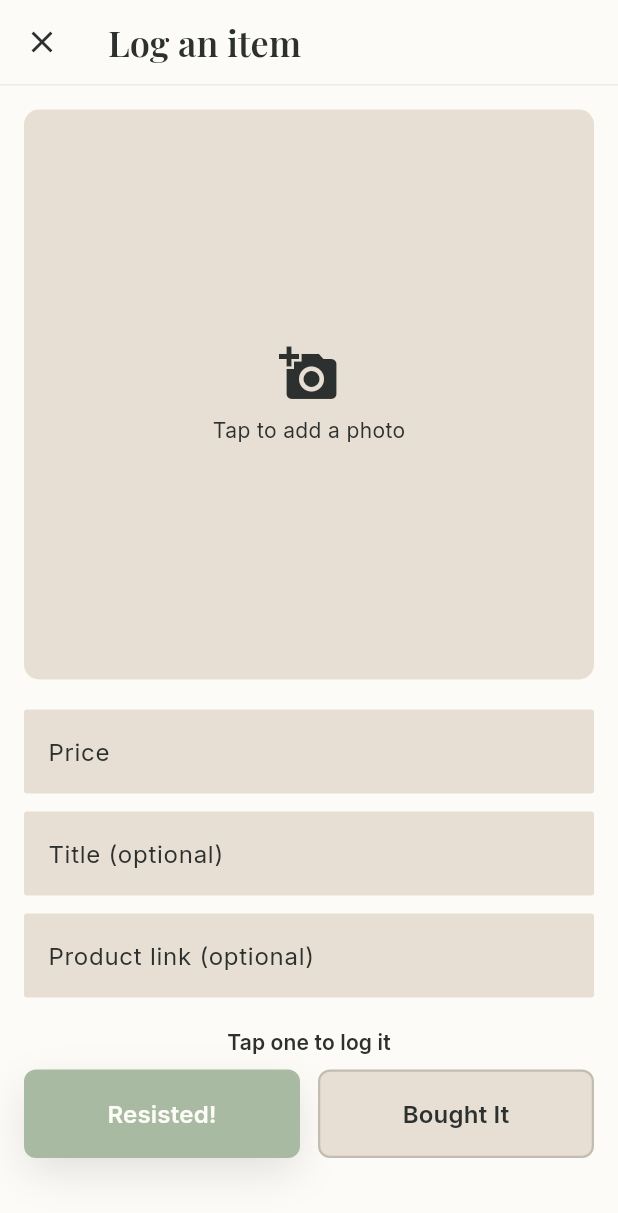
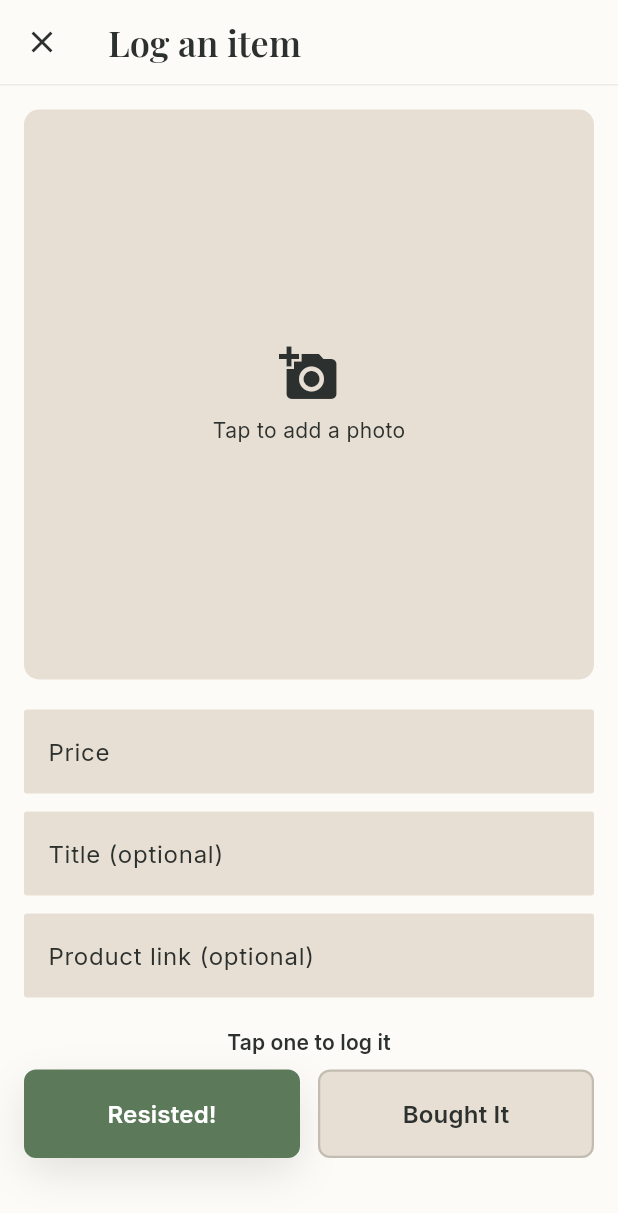
Before and after one commit to aellae/skip., a Flutter app: the screen it shows after launch, after a tap on the "add a photo" icon, on a phone screen of 412 x 824 dp. Shown: the top 1213 px of the screen. Run offline on Flutter 3.47's test engine with Material 3 defaults, Android fonts, the phone set to English and light mode, and no system bars; our stand-ins replace audioplayers, confetti, csv, file_picker, fl_chart, google_fonts and 4 more; accounts and stored records are empty.

Commit message:
feat: add spacing constants, improve color contrast handling, and enhance item detail animations

```diff
--- a/lib/core/constants/app_colors.dart
+++ b/lib/core/constants/app_colors.dart
@@ -13,8 +13,8 @@ class AppColors {
   static const minimalSilkBeige = Color(0xFFE7DFD3);
   static const minimalChampagne = Color(0xFFE9D5A5);
   static const minimalSoftWhite = Color(0xFFFDFBF7);
-  static const minimalSaved = Color(0xFFA8BBA2);
-  static const minimalSpent = Color(0xFFE7BEBE);
+  static const minimalSaved = Color(0xFF5C7A5A);
+  static const minimalSpent = Color(0xFFA35656);
 
   // Bratz Y2K ("SKIP!")
   static const y2kHotMagenta = Color(0xFFFF007F);
@@ -23,6 +23,6 @@ class AppColors {
   static const y2kGlitterPink = Color(0xFFFFD1EC);
   static const y2kBlack = Color(0xFF181022);
   static const y2kSaved = Color(0xFF00E5A0);
-  static const y2kSpent = Color(0xFF6B003B);
+  static const y2kSpent = Color(0xFFFF6B4A);
   static const y2kDeepSurface = Color(0xFF241A33);
 }
--- /dev/null
+++ b/lib/core/theme/contrast.dart
@@ -0,0 +1,25 @@
+import 'package:flutter/material.dart';
+
+/// WCAG relative-luminance contrast ratio between two colors, in [1, 21].
+double contrastRatio(Color a, Color b) {
+  final luminanceA = a.computeLuminance();
+  final luminanceB = b.computeLuminance();
+  final lighter = luminanceA > luminanceB ? luminanceA : luminanceB;
+  final darker = luminanceA > luminanceB ? luminanceB : luminanceA;
+  return (lighter + 0.05) / (darker + 0.05);
+}
+
+/// Picks whichever of [light]/[dark] has the higher WCAG contrast ratio
+/// against [background] — for choosing legible text/icon color on top of an
+/// arbitrary fill (e.g. a status color used as a selected toggle's
+/// background) without hardcoding an assumption about that fill's
+/// brightness.
+Color bestOnColor(
+  Color background, {
+  Color light = Colors.white,
+  Color dark = Colors.black,
+}) {
+  return contrastRatio(background, light) >= contrastRatio(background, dark)
+      ? light
+      : dark;
+}
--- /dev/null
+++ b/lib/core/widgets/animated_count_up.dart
@@ -0,0 +1,70 @@
+import 'package:flutter/material.dart';
+
+import '../utils/currency_formatter.dart';
+
+/// Animates [value] counting up/down to its new total whenever it changes,
+/// formatted via [formatCurrency].
+///
+/// Deliberately keeps its own [AnimationController] rather than using
+/// `TweenAnimationBuilder(tween: Tween(begin: 0, end: value))` — `Tween`
+/// doesn't override `==`, so a fresh `Tween` literal is a different identity
+/// on every rebuild, which would restart the count from 0 on any unrelated
+/// rebuild rather than only on a real value change.
+class AnimatedCountUp extends StatefulWidget {
+  final double value;
+  final TextStyle? style;
+
+  const AnimatedCountUp({super.key, required this.value, this.style});
+
+  @override
+  State<AnimatedCountUp> createState() => _AnimatedCountUpState();
+}
+
+class _AnimatedCountUpState extends State<AnimatedCountUp>
+    with SingleTickerProviderStateMixin {
+  late final AnimationController _controller = AnimationController(
+    vsync: this,
+    duration: const Duration(milliseconds: 400),
+  );
+  late Animation<double> _animation;
+  late double _lastValue;
+
+  Animation<double> _buildAnimation(double begin, double end) {
+    return Tween(
+      begin: begin,
+      end: end,
+    ).animate(CurvedAnimation(parent: _controller, curve: Curves.easeOutCubic));
+  }
+
+  @override
+  void initState() {
+    super.initState();
+    _lastValue = widget.value;
+    _animation = _buildAnimation(widget.value, widget.value);
+  }
+
+  @override
+  void didUpdateWidget(covariant AnimatedCountUp oldWidget) {
+    super.didUpdateWidget(oldWidget);
+    if (widget.value != _lastValue) {
+      _animation = _buildAnimation(_lastValue, widget.value);
+      _lastValue = widget.value;
+      _controller.forward(from: 0);
+    }
+  }
+
+  @override
+  void dispose() {
+    _controller.dispose();
+    super.dispose();
+  }
+
+  @override
+  Widget build(BuildContext context) {
+    return AnimatedBuilder(
+      animation: _animation,
+      builder: (context, _) =>
+          Text(formatCurrency(_animation.value), style: widget.style),
+    );
+  }
+}
--- a/lib/features/home/widgets/summary_cards.dart
+++ b/lib/features/home/widgets/summary_cards.dart
@@ -1,7 +1,7 @@
 import 'package:flutter/material.dart';
 
 import '../../../core/theme/app_themes.dart';
-import '../../../core/utils/currency_formatter.dart';
+import '../../../core/widgets/animated_count_up.dart';
 import '../../../core/widgets/skip_card.dart';
 
 /// The two headline financial status cards: Total Saved and Total Spent.
@@ -76,8 +76,8 @@ class _SummaryCard extends StatelessWidget {
         children: [
           Text(label, style: theme.textTheme.labelLarge),
           const SizedBox(height: 8),
-          Text(
-            formatCurrency(amount),
+          AnimatedCountUp(
+            value: amount,
             style: theme.textTheme.headlineSmall?.copyWith(color: color),
           ),
         ],
--- a/lib/features/insights/insights_screen.dart
+++ b/lib/features/insights/insights_screen.dart
@@ -1,6 +1,7 @@
 import 'package:flutter/material.dart';
 import 'package:provider/provider.dart';
 
+import '../../core/constants/app_spacing.dart';
 import '../../core/widgets/skip_app_bar.dart';
 import '../../core/widgets/status_indicator.dart';
 import '../../data/items_provider.dart';
@@ -30,7 +31,7 @@ class InsightsScreen extends StatelessWidget {
               savedLabel: "This Month's Savings",
               spentLabel: "This Month's Spent",
             ),
-            const SizedBox(height: 32),
+            const SizedBox(height: AppSpacing.sectionGap),
             Text('Last 6 Months', style: theme.textTheme.labelLarge),
             const SizedBox(height: 8),
             Row(
--- a/lib/features/insights/widgets/monthly_bar_chart.dart
+++ b/lib/features/insights/widgets/monthly_bar_chart.dart
@@ -64,10 +64,7 @@ class MonthlyBarChart extends StatelessWidget {
                   : skipTheme.spentColor;
               return BarTooltipItem(
                 formatCurrencyCompact(rod.toY),
-                (axisStyle ?? const TextStyle()).copyWith(
-                  color: statusColor,
-                  fontWeight: FontWeight.w600,
-                ),
+                (axisStyle ?? const TextStyle()).copyWith(color: statusColor),
               );
             },
           ),
--- a/lib/features/item_entry/item_entry_screen.dart
+++ b/lib/features/item_entry/item_entry_screen.dart
@@ -78,6 +78,7 @@ class _ItemEntryScreenState extends State<ItemEntryScreen> {
   }
 
   void _showImageSourceSheet() {
+    final accent = Theme.of(context).colorScheme.primary;
     showModalBottomSheet<void>(
       context: context,
       builder: (sheetContext) => SafeArea(
@@ -87,14 +88,14 @@ class _ItemEntryScreenState extends State<ItemEntryScreen> {
             TapScale(
               onTap: () => _pickImage(ImageSource.camera),
               child: ListTile(
-                leading: const Icon(Icons.camera_alt),
+                leading: Icon(Icons.camera_alt, color: accent),
                 title: const Text('Camera'),
               ),
             ),
             TapScale(
               onTap: () => _pickImage(ImageSource.gallery),
               child: ListTile(
-                leading: const Icon(Icons.photo_library),
+                leading: Icon(Icons.photo_library, color: accent),
                 title: const Text('Gallery'),
               ),
             ),
@@ -158,7 +159,7 @@ class _ItemEntryScreenState extends State<ItemEntryScreen> {
             child: Column(
               crossAxisAlignment: CrossAxisAlignment.stretch,
               children: [
-                GestureDetector(
+                TapScale(
                   onTap: _isPickingImage ? null : _showImageSourceSheet,
                   child: AspectRatio(
                     aspectRatio: 1,
@@ -176,15 +177,22 @@ class _ItemEntryScreenState extends State<ItemEntryScreen> {
                             : null,
                       ),
                       clipBehavior: Clip.antiAlias,
+                      child: AnimatedSwitcher(
+                        duration: const Duration(milliseconds: 220),
                         child: _isPickingImage
-                          ? const Center(child: CircularProgressIndicator())
+                            ? const Center(
+                                key: ValueKey('loading'),
+                                child: CircularProgressIndicator(),
+                              )
                             : _previewFile != null
                             ? Image.file(
                                 _previewFile!,
+                                key: ValueKey(_previewFile!.path),
                                 fit: BoxFit.cover,
                                 cacheWidth: 800,
                               )
                             : Center(
+                                key: const ValueKey('placeholder'),
                                 child: Column(
                                   mainAxisSize: MainAxisSize.min,
                                   children: [
@@ -195,6 +203,7 @@ class _ItemEntryScreenState extends State<ItemEntryScreen> {
                                       style: theme.textTheme.bodyMedium,
                                     ),
                                   ],
+                                ),
                               ),
                       ),
                     ),
--- a/lib/features/item_entry/widgets/decision_toggle.dart
+++ b/lib/features/item_entry/widgets/decision_toggle.dart
@@ -7,6 +7,7 @@ import 'package:shimmer/shimmer.dart';
 
 import '../../../core/audio/sfx_player.dart';
 import '../../../core/theme/app_themes.dart';
+import '../../../core/theme/contrast.dart';
 import '../../../core/widgets/tap_scale.dart';
 
 /// "Resisted! / Skip" vs. "Bought It / Spent" decision toggle.
@@ -190,9 +191,7 @@ class _ToggleOption extends StatelessWidget {
       child: Text(
         label,
         style: theme.textTheme.titleMedium?.copyWith(
-          color: selected
-              ? (skipTheme.isY2K ? Colors.white : theme.colorScheme.surface)
-              : theme.colorScheme.onSurface,
+          color: selected ? bestOnColor(color) : theme.colorScheme.onSurface,
         ),
       ),
     );
--- a/lib/features/settings/settings_screen.dart
+++ b/lib/features/settings/settings_screen.dart
@@ -1,6 +1,7 @@
 import 'package:flutter/material.dart';
 import 'package:provider/provider.dart';
 
+import '../../core/constants/app_spacing.dart';
 import '../../core/theme/app_themes.dart';
 import '../../core/theme/theme_provider.dart';
 import '../../core/utils/currency_formatter.dart';
@@ -33,7 +34,7 @@ class SettingsScreen extends StatelessWidget {
               aesthetic: themeProvider.aesthetic,
               onChanged: themeProvider.setAesthetic,
             ),
-            const SizedBox(height: 32),
+            const SizedBox(height: AppSpacing.sectionGap),
             Text('Summary', style: theme.textTheme.labelLarge),
             const SizedBox(height: 12),
             _StatTile(
@@ -47,7 +48,7 @@ class SettingsScreen extends StatelessWidget {
               value: formatCurrency(itemsProvider.averageSavedPerItem),
               color: skipTheme.savedColor,
             ),
-            const SizedBox(height: 32),
+            const SizedBox(height: AppSpacing.sectionGap),
             Text('Data', style: theme.textTheme.labelLarge),
             const SizedBox(height: 12),
             const BackupSection(),
--- a/lib/main.dart
+++ b/lib/main.dart
@@ -45,6 +45,12 @@ class SkipApp extends StatelessWidget {
             title: 'SKIP',
             debugShowCheckedModeBanner: false,
             theme: themeProvider.themeData,
+            builder: (context, child) => AnimatedTheme(
+              duration: const Duration(milliseconds: 400),
+              curve: Curves.easeInOutCubic,
+              data: themeProvider.themeData,
+              child: child!,
+            ),
             home: const HomeScreen(),
           );
         },
```
Also changed, not shown: lib/core/constants/app_spacing.dart (added, +14 -0 lines), lib/features/home/home_screen.dart (+50 -2 lines), lib/features/home/item_detail_screen.dart (+31 -10 lines), lib/features/home/widgets/item_grid_card.dart (+7 -1 lines), lib/features/settings/widgets/backup_section.dart (+13 -2 lines), .claude/settings.json, 1 other file. Lines whose indentation alone changed are shown as unchanged.
